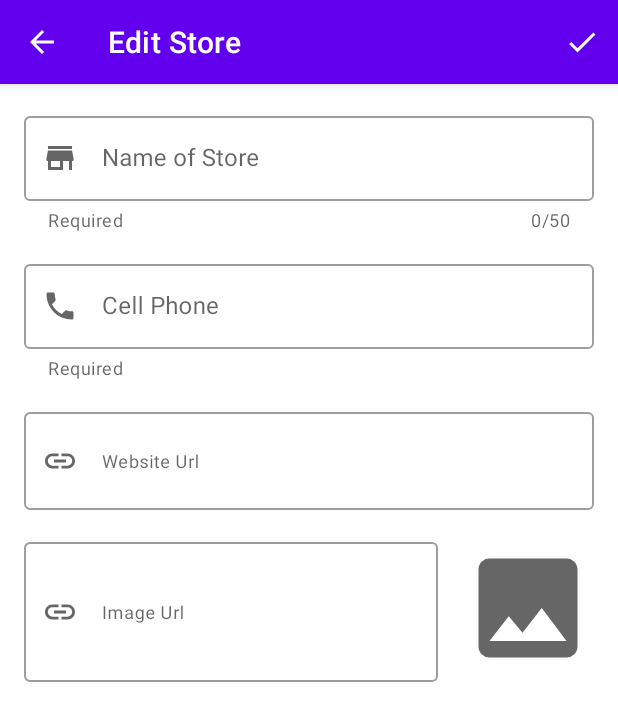
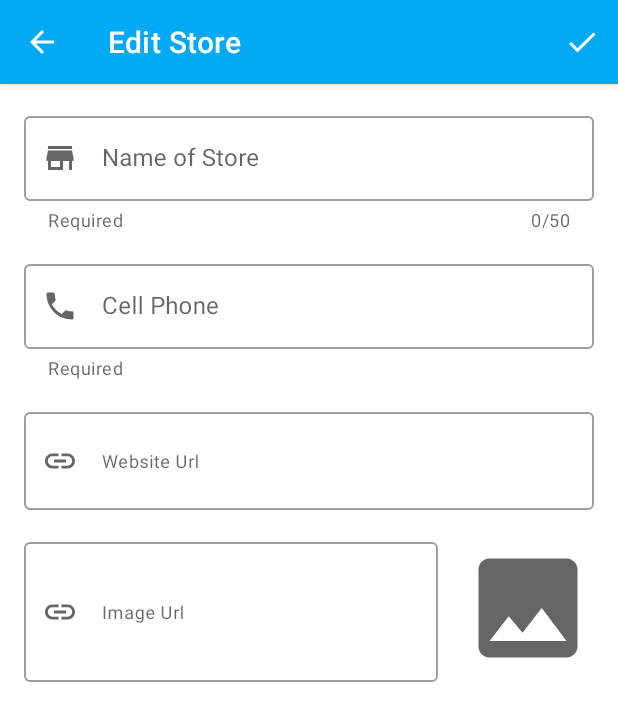
Before and after one commit to ArthurDioses/Stores, an Android app: the screen it shows after launch (MainActivity), after a tap on "Create Store", on a phone screen of 412 x 824 dp. Shown: the top 721 px of the screen. Run offline under Robolectric (Android 15) with nearby library versions, the phone set to English and light mode, and no system bars; our stand-ins replace Room's generated code; 1 statement that could not run was skipped.

Commit message:
- Bonus colors

```diff
--- a/app/src/main/res/values/colors.xml
+++ b/app/src/main/res/values/colors.xml
@@ -9,4 +9,13 @@
     <color name="white">#FFFFFFFF</color>
     <color name="color_white_t">#CCFFFFFF</color>
     <color name="color_link">#0D47A1</color>
+
+    <color name="primaryColor">#03a9f4</color>
+    <color name="primaryLightColor">#67daff</color>
+    <color name="primaryDarkColor">#007ac1</color>
+    <color name="secondaryColor">#ff9e80</color>
+    <color name="secondaryLightColor">#ffd0b0</color>
+    <color name="secondaryDarkColor">#c96f53</color>
+    <color name="primaryTextColor">#1a237e</color>
+    <color name="secondaryTextColor">#ffd54f</color>
 </resources>
--- a/app/src/main/res/values/themes.xml
+++ b/app/src/main/res/values/themes.xml
@@ -2,12 +2,12 @@
     <!-- Base application theme. -->
     <style name="Theme.Stores" parent="Theme.MaterialComponents.DayNight.DarkActionBar">
         <!-- Primary brand color. -->
-        <item name="colorPrimary">@color/purple_500</item>
-        <item name="colorPrimaryVariant">@color/purple_700</item>
+        <item name="colorPrimary">@color/primaryColor</item>
+        <item name="colorPrimaryVariant">@color/primaryDarkColor</item>
         <item name="colorOnPrimary">@color/white</item>
         <!-- Secondary brand color. -->
-        <item name="colorSecondary">@color/teal_200</item>
-        <item name="colorSecondaryVariant">@color/teal_700</item>
+        <item name="colorSecondary">@color/secondaryColor</item>
+        <item name="colorSecondaryVariant">@color/secondaryDarkColor</item>
         <item name="colorOnSecondary">@color/black</item>
         <!-- Status bar color. -->
         <item name="android:statusBarColor" tools:targetApi="l">?attr/colorPrimaryVariant</item>
```
